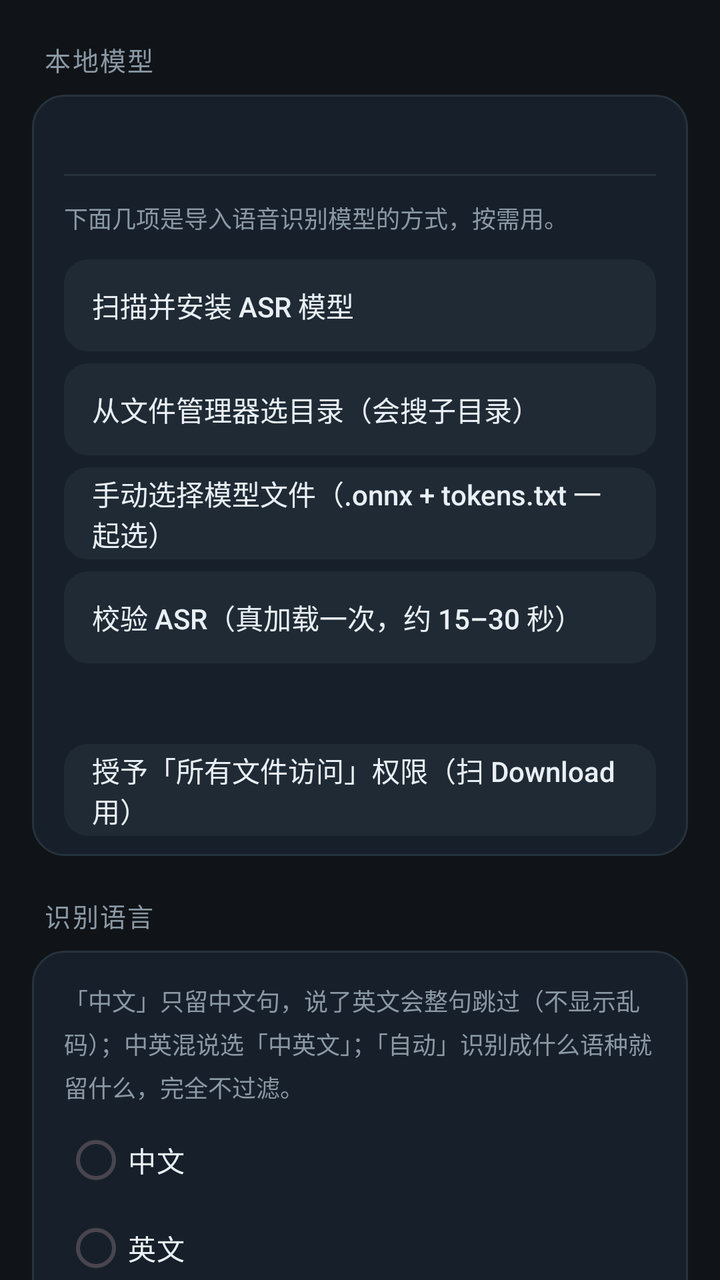
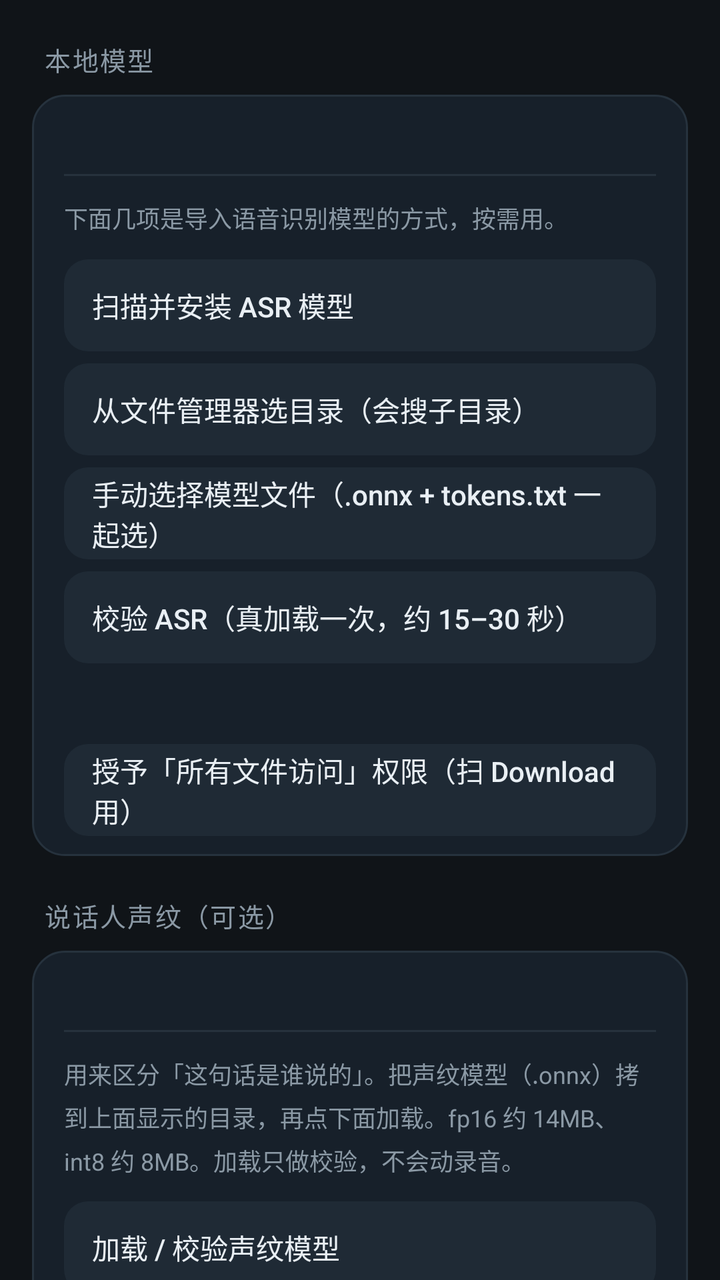

Screens rendered from an Android XML layout before and after an edit, with the pre-edit source and the edit as a unified diff.
<!-- AndroidManifest.xml: application theme Theme.LoudSpeak -->
<!-- res/layout/settings_model.xml -->
<?xml version="1.0" encoding="utf-8"?>
<ScrollView xmlns:android="http://schemas.android.com/apk/res/android"
    android:layout_width="match_parent"
    android:layout_height="match_parent"
    android:fillViewport="true"
    android:scrollbars="none">

    <LinearLayout
        android:layout_width="match_parent"
        android:layout_height="wrap_content"
        android:orientation="vertical"
        android:paddingLeft="16dp"
        android:paddingRight="16dp"
        android:paddingBottom="32dp">

        <TextView style="@style/SetSection" android:text="本地模型" />

        <LinearLayout style="@style/SetCard">

            <TextView
                android:id="@+id/tvModelStatus"
                android:layout_width="match_parent"
                android:layout_height="wrap_content"
                android:lineSpacingMultiplier="1.35"
                android:paddingTop="12dp"
                android:paddingBottom="6dp"
                android:textColor="@color/s_text"
                android:textSize="13sp" />

            <View style="@style/SetDivider" />

            <TextView
                style="@style/SetDesc"
                android:paddingTop="12dp"
                android:paddingBottom="6dp"
                android:text="下面几项是导入语音识别模型的方式，按需用。" />

            <androidx.appcompat.widget.AppCompatButton
                android:id="@+id/btnScan"
                style="@style/SetBtn"
                android:text="扫描并安装 ASR 模型" />

            <androidx.appcompat.widget.AppCompatButton
                android:id="@+id/btnSaf"
                style="@style/SetBtn"
                android:text="从文件管理器选目录（会搜子目录）" />

            <androidx.appcompat.widget.AppCompatButton
                android:id="@+id/btnPick"
                style="@style/SetBtn"
                android:text="手动选择模型文件（.onnx + tokens.txt 一起选）" />

            <androidx.appcompat.widget.AppCompatButton
                android:id="@+id/btnCheck"
                style="@style/SetBtn"
                android:text="校验 ASR（真加载一次，约 15–30 秒）" />

            <TextView
                android:id="@+id/tvPerm"
                style="@style/SetDesc"
                android:paddingTop="10dp" />

            <androidx.appcompat.widget.AppCompatButton
                android:id="@+id/btnPerm"
                style="@style/SetBtn"
                android:text="授予「所有文件访问」权限（扫 Download 用）" />
        </LinearLayout>

        <TextView style="@style/SetSection" android:text="识别语言" />

        <LinearLayout style="@style/SetCard">
            <TextView
                style="@style/SetDesc"
                android:paddingTop="12dp"
                android:paddingBottom="6dp"
                android:text="「中文」只留中文句，说了英文会整句跳过（不显示乱码）；中英混说选「中英文」；「自动」识别成什么语种就留什么，完全不过滤。" />

            <RadioGroup
                android:id="@+id/rgLang"
                android:layout_width="match_parent"
                android:layout_height="wrap_content"
                android:orientation="vertical">

                <RadioButton
                    android:id="@+id/rbLangZh"
                    style="@style/SetRadio"
                    android:text="中文" />

                <RadioButton
                    android:id="@+id/rbLangEn"
                    style="@style/SetRadio"
                    android:text="英文" />

                <RadioButton
                    android:id="@+id/rbLangAuto"
                    style="@style/SetRadio"
                    android:text="中英文" />

                <RadioButton
                    android:id="@+id/rbLangRaw"
                    style="@style/SetRadio"
                    android:text="自动" />
            </RadioGroup>
        </LinearLayout>

        <TextView style="@style/SetSection" android:text="网络通道" />

        <LinearLayout style="@style/SetCard">

            <TextView
                android:id="@+id/tvNetStatus"
                style="@style/SetDesc"
                android:paddingTop="12dp" />

            <RadioGroup
                android:id="@+id/rgNet"
                android:layout_width="match_parent"
                android:layout_height="wrap_content"
                android:orientation="vertical">

                <RadioButton
                    android:id="@+id/rbNetAuto"
                    style="@style/SetRadio"
                    android:text="自动：PC 通就用 PC，不通就用本地" />

                <RadioButton
                    android:id="@+id/rbNetLocal"
                    style="@style/SetRadio"
                    android:text="只用本地（完全离线）" />

                <RadioButton
                    android:id="@+id/rbNetPc"
                    style="@style/SetRadio"
                    android:text="只用 PC（PC 没开就报错，不偷偷换）" />
            </RadioGroup>

            <View style="@style/SetDivider" />

            <LinearLayout style="@style/SetRow">
                <LinearLayout
                    android:layout_width="0dp"
                    android:layout_height="wrap_content"
                    android:layout_weight="1"
                    android:orientation="vertical">

                    <TextView style="@style/SetTitle" android:text="PC 地址" />
                    <TextView
                        android:id="@+id/tvPcAddr"
                        style="@style/SetDesc" />
                </LinearLayout>

                <androidx.appcompat.widget.AppCompatButton
                    android:id="@+id/btnPcIp"
                    style="@style/SetBtn"
                    android:layout_width="wrap_content"
                    android:layout_marginTop="0dp"
                    android:text="改 IP" />
            </LinearLayout>

            <View style="@style/SetDivider" />

            <LinearLayout style="@style/SetRow">
                <LinearLayout
                    android:layout_width="0dp"
                    android:layout_height="wrap_content"
                    android:layout_weight="1"
                    android:orientation="vertical">

                    <TextView style="@style/SetTitle" android:text="用家里 PC 的大模型判定" />
                    <TextView
                        style="@style/SetDesc"
                        android:text="关着的时候，判定在手机上离线做完，录音和文字都不出手机。&#10;打开后，每次判定会把「这次的句子文字」发给上面的 PC，PC 上的大模型判完回结果；PC 没开、断了、超时，都自动退回手机本地规则，不会卡住也不会报错。" />
                </LinearLayout>

                <Switch
                    android:id="@+id/swPcJudge"
                    style="@style/SetSwitch" />
            </LinearLayout>

            <androidx.appcompat.widget.AppCompatButton
                android:id="@+id/btnPcJudgeTest"
                style="@style/SetBtn"
                android:layout_marginTop="0dp"
                android:text="测试 PC 判定（发两句样例试试）" />

            <TextView
                style="@style/SetDesc"
                android:paddingTop="8dp"
                android:text="⚠ 只有这一项会把数据发到局域网里的 PC（只发本次句子文字，不发录音）。想要「数据绝不出手机」，把开关关掉即可，关掉后 App 一次网络请求都不会发。" />
        </LinearLayout>

        <TextView style="@style/SetSection" android:text="其它" />

        <LinearLayout style="@style/SetCard">
            <androidx.appcompat.widget.AppCompatButton
                android:id="@+id/btnSelf"
                style="@style/SetBtn"
                android:layout_marginTop="12dp"
                android:text="系统自检（内存 / 存储 / 麦克风）" />

            <androidx.appcompat.widget.AppCompatButton
                android:id="@+id/btnCapture"
                style="@style/SetBtn"
                android:text="采集验证（预览 / 录制 / 实测分辨率）" />

            <androidx.appcompat.widget.AppCompatButton
                android:id="@+id/btnErr"
                style="@style/SetBtn"
                android:text="错误报告（调试用）" />
        </LinearLayout>
    </LinearLayout>
</ScrollView>
<!-- resources referenced by this layout -->
<resources>
  <color name="s_text">#FFE9EFF4</color>
  <style name="SetDesc">
          <item name="android:layout_width">match_parent</item>
          <item name="android:layout_height">wrap_content</item>
          <item name="android:textColor">@color/s_text2</item>
          <item name="android:textSize">12sp</item>
          <item name="android:lineSpacingMultiplier">1.25</item>
          <item name="android:paddingTop">3dp</item>
          <item name="android:paddingBottom">8dp</item>
      </style>
  <style name="SetDivider">
          <item name="android:layout_width">match_parent</item>
          <item name="android:layout_height">1dp</item>
          <item name="android:background">@color/s_stroke</item>
      </style>
  <style name="SetRadio">
          <item name="android:layout_width">match_parent</item>
          <item name="android:layout_height">wrap_content</item>
          <item name="android:textColor">@color/s_text</item>
          <item name="android:textSize">14sp</item>
          <item name="android:minHeight">44dp</item>
          <item name="android:buttonTint">@color/s_accent</item>
      </style>
  <style name="SetRow">
          <item name="android:layout_width">match_parent</item>
          <item name="android:layout_height">wrap_content</item>
          <item name="android:orientation">horizontal</item>
          <item name="android:gravity">center_vertical</item>
          <item name="android:minHeight">54dp</item>
          <item name="android:paddingTop">10dp</item>
          <item name="android:paddingBottom">10dp</item>
      </style>
  <style name="SetSwitch">
          <item name="android:layout_width">wrap_content</item>
          <item name="android:layout_height">wrap_content</item>
          <item name="android:layout_marginStart">8dp</item>
          <item name="android:thumbTint">@color/s_accent</item>
      </style>
  <style name="SetTitle">
          <item name="android:layout_width">wrap_content</item>
          <item name="android:layout_height">wrap_content</item>
          <item name="android:textColor">@color/s_text</item>
          <item name="android:textSize">15sp</item>
      </style>
  <style name="Theme.LoudSpeak" parent="Theme.Material3.DayNight.NoActionBar">
          <item name="android:colorBackground">@color/bg</item>
          <item name="colorPrimary">@color/accent</item>
          <item name="colorOnPrimary">@color/black</item>
          
          <item name="android:windowFullscreen">true</item>
          <item name="android:windowLayoutInDisplayCutoutMode">shortEdges</item>
          
          <item name="materialButtonStyle">@style/LSButton</item>
      </style>
  <!-- drawable bg_card (drawable) -->
  <?xml version="1.0" encoding="utf-8"?>
  <shape xmlns:android="http://schemas.android.com/apk/res/android" android:shape="rectangle">
      <solid android:color="@color/s_card" />
      <corners android:radius="16dp" />
      <stroke android:width="1dp" android:color="@color/s_stroke" />
  </shape>
  <color name="s_text2">#FF8B99A5</color>
  <color name="s_stroke">#FF26323D</color>
  <color name="s_accent">#FF4FA3FF</color>
  <color name="bg">#FF101418</color>
  <color name="accent">#FF4CAF50</color>
  <color name="black">#FF000000</color>
  <style name="LSButton" parent="Widget.Material3.Button">
          <item name="backgroundTint">@color/btn_bg</item>
          <item name="android:textColor">@color/btn_text</item>
      </style>
  <color name="s_card_dis">#FF1A2129</color>
  <color name="s_card_press">#FF2C3A48</color>
  <color name="s_card_soft">#FF1F2A35</color>
  <color name="s_card">#FF17202A</color>
  <!-- unchanged entries left out for length: 4 -->
</resources>

<!-- the commit's change to res/layout/settings_model.xml (unified diff, before → after) -->
@@ -66,6 +66,56 @@
                 android:text="授予「所有文件访问」权限（扫 Download 用）" />
         </LinearLayout>
 
+        <TextView style="@style/SetSection" android:text="说话人声纹（可选）" />
+
+        <LinearLayout style="@style/SetCard">
+
+            <TextView
+                android:id="@+id/tvSpkStatus"
+                android:layout_width="match_parent"
+                android:layout_height="wrap_content"
+                android:lineSpacingMultiplier="1.35"
+                android:paddingTop="12dp"
+                android:paddingBottom="6dp"
+                android:textColor="@color/s_text"
+                android:textSize="13sp" />
+
+            <View style="@style/SetDivider" />
+
+            <TextView
+                style="@style/SetDesc"
+                android:paddingTop="12dp"
+                android:paddingBottom="6dp"
+                android:text="用来区分「这句话是谁说的」。把声纹模型（.onnx）拷到上面显示的目录，再点下面加载。fp16 约 14MB、int8 约 8MB。加载只做校验，不会动录音。" />
+
+            <androidx.appcompat.widget.AppCompatButton
+                android:id="@+id/btnSpkLoad"
+                style="@style/SetBtn"
+                android:text="加载 / 校验声纹模型" />
+
+            <View style="@style/SetDivider" />
+
+            <TextView
+                android:id="@+id/tvSpkList"
+                android:layout_width="match_parent"
+                android:layout_height="wrap_content"
+                android:lineSpacingMultiplier="1.35"
+                android:paddingTop="12dp"
+                android:paddingBottom="6dp"
+                android:textColor="@color/s_text"
+                android:textSize="13sp" />
+
+            <androidx.appcompat.widget.AppCompatButton
+                android:id="@+id/btnSpkAdd"
+                style="@style/SetBtn"
+                android:text="＋ 添加声纹（录 6 秒）" />
+
+            <androidx.appcompat.widget.AppCompatButton
+                android:id="@+id/btnSpkManage"
+                style="@style/SetBtn"
+                android:text="管理已登记的声纹（改名 / 删除）" />
+        </LinearLayout>
+
         <TextView style="@style/SetSection" android:text="识别语言" />
 
         <LinearLayout style="@style/SetCard">
